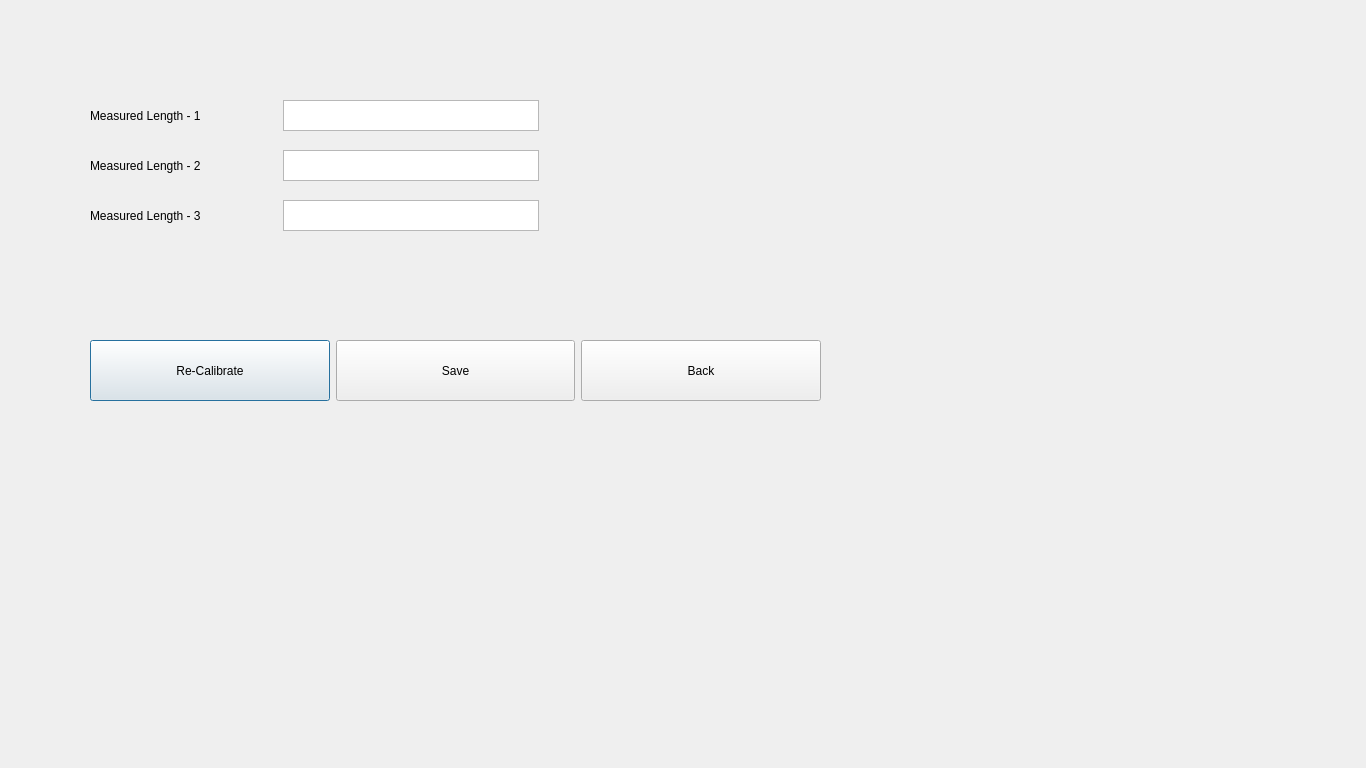
The window that xoqtapp/encodercalibrationscreen.ui (savindu-pasintha/QT-C-GUI-Appplication-for-Xdoto-Company) describes before a commit, drawn with Qt 5.
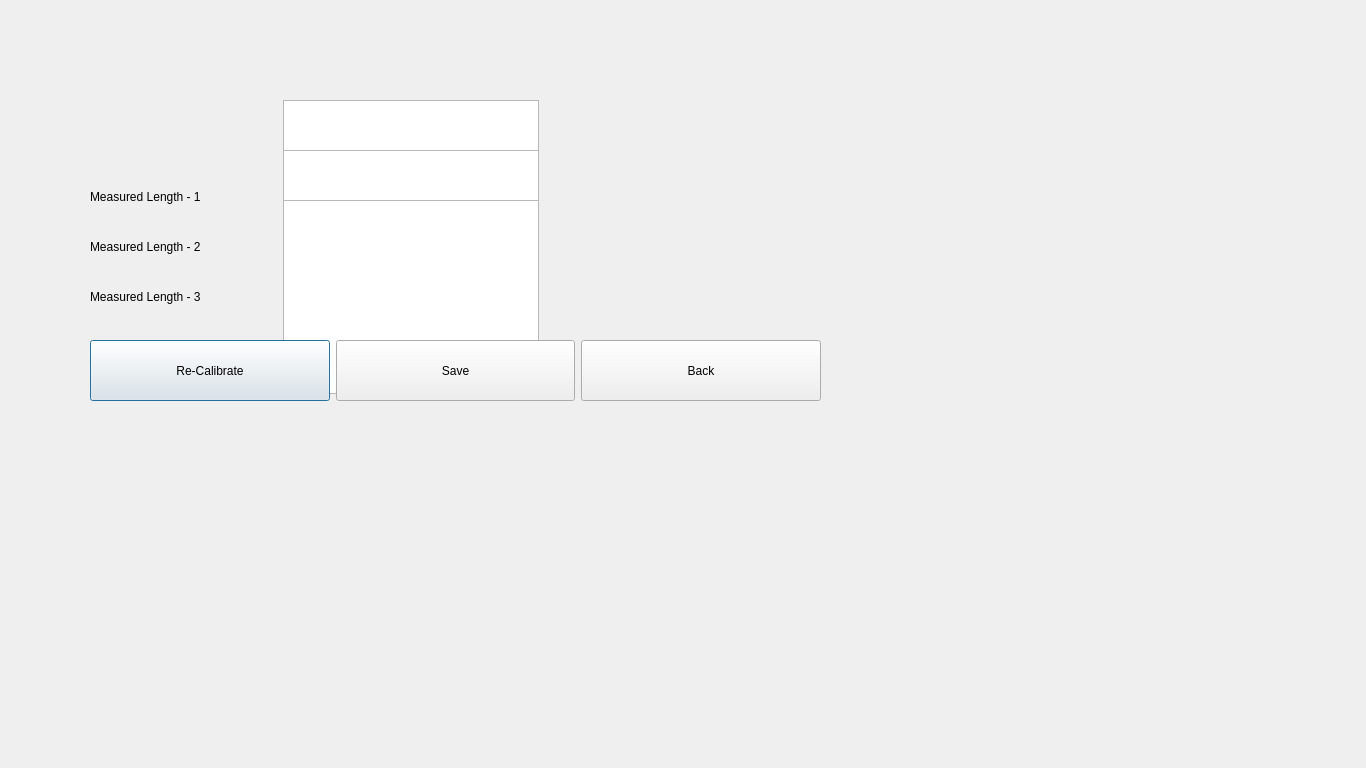
The same window after the commit.

```diff
--- a/xoqtapp/encodercalibrationscreen.ui
+++ b/xoqtapp/encodercalibrationscreen.ui
@@ -19,7 +19,7 @@
      <x>90</x>
      <y>100</y>
      <width>449</width>
-     <height>31</height>
+     <height>194</height>
     </rect>
    </property>
    <layout class="QHBoxLayout" name="horizontalLayout_2">
@@ -73,7 +73,7 @@
      <x>90</x>
      <y>150</y>
      <width>449</width>
-     <height>31</height>
+     <height>194</height>
     </rect>
    </property>
    <layout class="QHBoxLayout" name="horizontalLayout_3">
@@ -127,7 +127,7 @@
      <x>90</x>
      <y>200</y>
      <width>449</width>
-     <height>31</height>
+     <height>194</height>
     </rect>
    </property>
    <layout class="QHBoxLayout" name="horizontalLayout_4">
```
